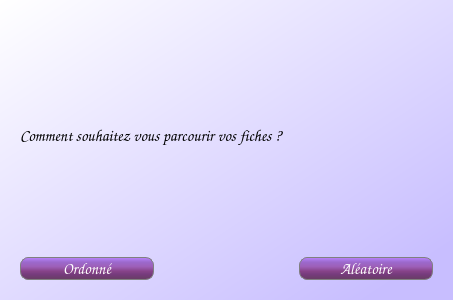
First picture: the form in source/chooseStudyStyle.ui, repository bernard169/Studying_cards, before the edit.
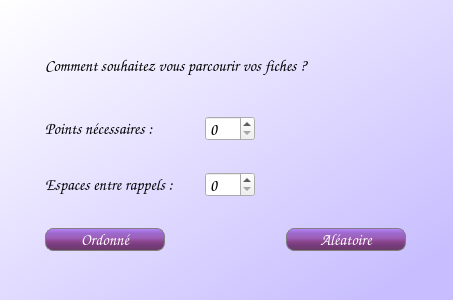
Second picture: the form after the edit. Icons and pictures are not drawn.

Commit message: study mode done

What changed in the file:
```diff
--- a/source/chooseStudyStyle.ui
+++ b/source/chooseStudyStyle.ui
@@ -38,8 +38,26 @@
    <property name="horizontalSpacing">
     <number>6</number>
    </property>
-   <item row="1" column="0">
+   <item row="4" column="0">
     <widget class="QPushButton" name="orderedButton">
+     <property name="sizePolicy">
+      <sizepolicy hsizetype="Maximum" vsizetype="Fixed">
+       <horstretch>0</horstretch>
+       <verstretch>0</verstretch>
+      </sizepolicy>
+     </property>
+     <property name="minimumSize">
+      <size>
+       <width>80</width>
+       <height>0</height>
+      </size>
+     </property>
+     <property name="maximumSize">
+      <size>
+       <width>120</width>
+       <height>16777215</height>
+      </size>
+     </property>
      <property name="font">
       <font>
        <family>Comic Sans MS</family>
@@ -64,8 +82,20 @@
      </property>
     </widget>
    </item>
-   <item row="1" column="2">
+   <item row="4" column="2">
     <widget class="QPushButton" name="randomButton">
+     <property name="sizePolicy">
+      <sizepolicy hsizetype="Maximum" vsizetype="Fixed">
+       <horstretch>0</horstretch>
+       <verstretch>0</verstretch>
+      </sizepolicy>
+     </property>
+     <property name="maximumSize">
+      <size>
+       <width>120</width>
+       <height>16777215</height>
+      </size>
+     </property>
      <property name="font">
       <font>
        <family>Comic Sans MS</family>
@@ -90,8 +120,64 @@
      </property>
     </widget>
    </item>
+   <item row="2" column="0">
+    <widget class="QLabel" name="spacingLabel">
+     <property name="font">
+      <font>
+       <family>Comic Sans MS</family>
+       <pointsize>12</pointsize>
+      </font>
+     </property>
+     <property name="toolTip">
+      <string extracomment="Nombre de cartes intermédiaires avant qu'une carte erronnée ne réapparaisse. Défaut = 3"/>
+     </property>
+     <property name="text">
+      <string>Espaces entre rappels :</string>
+     </property>
+    </widget>
+   </item>
+   <item row="2" column="1" colspan="2">
+    <widget class="QSpinBox" name="spacinginput">
+     <property name="sizePolicy">
+      <sizepolicy hsizetype="Maximum" vsizetype="Maximum">
+       <horstretch>0</horstretch>
+       <verstretch>0</verstretch>
+      </sizepolicy>
+     </property>
+     <property name="maximumSize">
+      <size>
+       <width>50</width>
+       <height>25</height>
+      </size>
+     </property>
+     <property name="font">
+      <font>
+       <family>Comic Sans MS</family>
+       <pointsize>12</pointsize>
+      </font>
+     </property>
+     <property name="toolTip">
+      <string extracomment="Nombre de cartes intermédiaires avant qu'une carte erronnée ne réapparaisse. Défaut = 3"/>
+     </property>
+     <property name="toolTipDuration">
+      <number>10</number>
+     </property>
+    </widget>
+   </item>
    <item row="0" column="0" colspan="3">
     <widget class="QLabel" name="label">
+     <property name="sizePolicy">
+      <sizepolicy hsizetype="Preferred" vsizetype="Maximum">
+       <horstretch>0</horstretch>
+       <verstretch>0</verstretch>
+      </sizepolicy>
+     </property>
+     <property name="maximumSize">
+      <size>
+       <width>16777215</width>
+       <height>40</height>
+      </size>
+     </property>
      <property name="font">
       <font>
        <family>Comic Sans MS</family>
@@ -103,6 +189,47 @@
      </property>
     </widget>
    </item>
+   <item row="1" column="0">
+    <widget class="QLabel" name="pointsLabel">
+     <property name="font">
+      <font>
+       <family>Comic Sans MS</family>
+       <pointsize>12</pointsize>
+      </font>
+     </property>
+     <property name="toolTip">
+      <string extracomment="Nombre de validations nécessaires pour ne plus voir une carte. Défaut = 1"/>
+     </property>
+     <property name="text">
+      <string>Points nécessaires :</string>
+     </property>
+    </widget>
+   </item>
+   <item row="1" column="1">
+    <widget class="QSpinBox" name="minPointsInput">
+     <property name="sizePolicy">
+      <sizepolicy hsizetype="Maximum" vsizetype="Maximum">
+       <horstretch>0</horstretch>
+       <verstretch>0</verstretch>
+      </sizepolicy>
+     </property>
+     <property name="maximumSize">
+      <size>
+       <width>50</width>
+       <height>25</height>
+      </size>
+     </property>
+     <property name="font">
+      <font>
+       <family>Comic Sans MS</family>
+       <pointsize>12</pointsize>
+      </font>
+     </property>
+     <property name="toolTip">
+      <string extracomment="Nombre de validations nécessaires pour ne plus voir une carte. Défaut = 1"/>
+     </property>
+    </widget>
+   </item>
   </layout>
  </widget>
  <resources/>
```
The commit also changes 15 other files.
